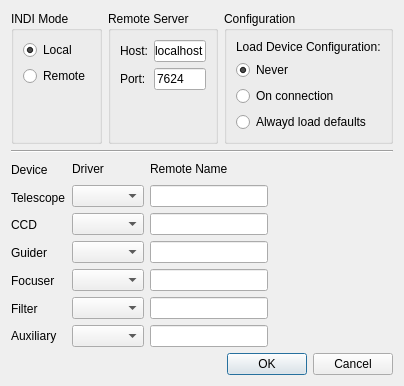
Above: kstars/ekos/opsekos.ui from KDE/kstars before the change. Below: the same form after it.
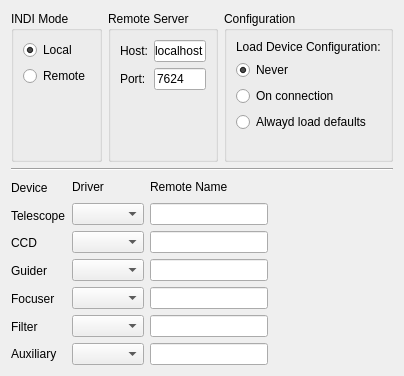
That is the form after the change.

```diff
--- a/kstars/ekos/opsekos.ui
+++ b/kstars/ekos/opsekos.ui
@@ -1,13 +1,13 @@
 <?xml version="1.0" encoding="UTF-8"?>
 <ui version="4.0">
  <class>OpsEkos</class>
- <widget class="QDialog" name="OpsEkos">
+ <widget class="QWidget" name="OpsEkos">
   <property name="geometry">
    <rect>
     <x>0</x>
     <y>0</y>
-    <width>398</width>
-    <height>371</height>
+    <width>400</width>
+    <height>376</height>
    </rect>
   </property>
   <property name="windowTitle">
@@ -146,6 +146,19 @@
           </property>
          </widget>
         </item>
+        <item>
+         <spacer name="verticalSpacer_3">
+          <property name="orientation">
+           <enum>Qt::Vertical</enum>
+          </property>
+          <property name="sizeHint" stdset="0">
+           <size>
+            <width>20</width>
+            <height>21</height>
+           </size>
+          </property>
+         </spacer>
+        </item>
        </layout>
       </widget>
      </item>
@@ -329,14 +342,17 @@
     </layout>
    </item>
    <item>
-    <widget class="QDialogButtonBox" name="buttonBox">
+    <spacer name="verticalSpacer_4">
      <property name="orientation">
-      <enum>Qt::Horizontal</enum>
+      <enum>Qt::Vertical</enum>
      </property>
-     <property name="standardButtons">
-      <set>QDialogButtonBox::Cancel|QDialogButtonBox::Ok</set>
+     <property name="sizeHint" stdset="0">
+      <size>
+       <width>20</width>
+       <height>7</height>
+      </size>
      </property>
-    </widget>
+    </spacer>
    </item>
   </layout>
  </widget>
```
Left out of the diff: 43 changed lines with no effect on the pictures.
